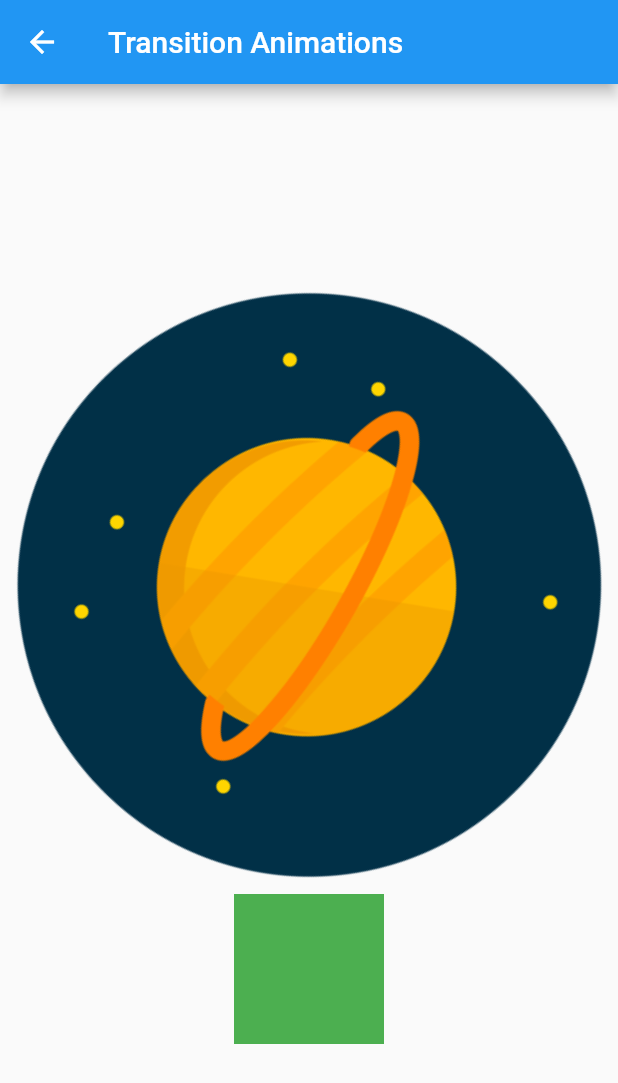
After one commit to FelixZhang00/flutter_learning, a Flutter app: the AnimateTransitionPage screen opened by its route, on a phone screen of 412 x 824 dp. The commit adds this screen. Shown: the top 1083 px of the screen. Run offline on Flutter 3.47's test engine with Material 2 defaults, Android fonts, the phone set to English and light mode, and no system bars.

Commit message:
transition animate

```diff
--- a/lib/animate/animate_page.dart
+++ b/lib/animate/animate_page.dart
@@ -22,6 +22,10 @@ class AnimatePage extends StatelessWidget {
           ListTile(
             title: Text("TweenAnimationBuilder ColorFilter"),
             onTap: ()=> Navigator.of(context).pushNamed("animate_tween_colorfilter"),
+          ),
+          ListTile(
+            title: Text("Transition widgets"),
+            onTap: ()=> Navigator.of(context).pushNamed("animate_transition"),
           )
         ],
       ),
--- /dev/null
+++ b/lib/animate/animate_transition_page.dart
@@ -0,0 +1,82 @@
+import 'package:flutter/material.dart';
+import 'package:flutter/widgets.dart';
+
+class AnimateTransitionPage extends StatelessWidget {
+  @override
+  Widget build(BuildContext context) {
+    return Scaffold(
+        appBar: AppBar(
+          title: Text("Transition Animations"),
+        ),
+        body: Container(
+          child: RotateImageWidget(),
+        ));
+  }
+}
+
+class RotateImageWidget extends StatefulWidget {
+  @override
+  _RotateImageWidgetState createState() => _RotateImageWidgetState();
+}
+
+class _RotateImageWidgetState extends State<RotateImageWidget>
+    with SingleTickerProviderStateMixin {
+  AnimationController _animationController;
+
+  @override
+  void initState() {
+    super.initState();
+    _animationController = AnimationController(
+      duration: Duration(seconds: 5),
+      vsync: this,
+    )..repeat();
+  }
+
+  @override
+  void dispose() {
+    _animationController.dispose();
+    super.dispose();
+  }
+
+  @override
+  Widget build(BuildContext context) {
+    return Center(
+      child: Column(
+        mainAxisAlignment: MainAxisAlignment.center,
+        crossAxisAlignment: CrossAxisAlignment.center,
+        children: <Widget>[
+          RotationTransition(
+            alignment: Alignment.center,
+            child: Image.asset("assets/ic_saturn.png"),
+            turns: _animationController,
+          ),
+          TimeStopper(controller: _animationController)
+        ],
+      ),
+    );
+  }
+}
+
+class TimeStopper extends StatelessWidget {
+  final AnimationController controller;
+
+  const TimeStopper({Key key, this.controller}) : super(key: key);
+
+  @override
+  Widget build(BuildContext context) {
+    return GestureDetector(
+      onTap: () {
+        if (controller.isAnimating) {
+          controller.stop();
+        } else {
+          controller.repeat();
+        }
+      },
+      child: Container(
+        decoration: BoxDecoration(color: Colors.green),
+        width: 100,
+        height: 100,
+      ),
+    );
+  }
+}
--- a/lib/main.dart
+++ b/lib/main.dart
@@ -2,6 +2,7 @@ import 'package:flutter/material.dart';
 
 import 'animate/animate_implicit_page.dart';
 import 'animate/animate_page.dart';
+import 'animate/animate_transition_page.dart';
 import 'animate/animate_tween_colorfilter_page.dart';
 import 'animate/animate_tween_simple_page.dart';
 
@@ -36,6 +37,7 @@ class MyApp extends StatelessWidget {
         "animate_implicit":(_)=> AnimateImplicitPage(),
         "animate_tween":(_)=> AnimateTweenPage(),
         "animate_tween_colorfilter":(_)=> AnimateTweenColorFilterPage(),
+        "animate_transition" : (_)=> AnimateTransitionPage(),
       },
       home: HomePage(),
     );
```
